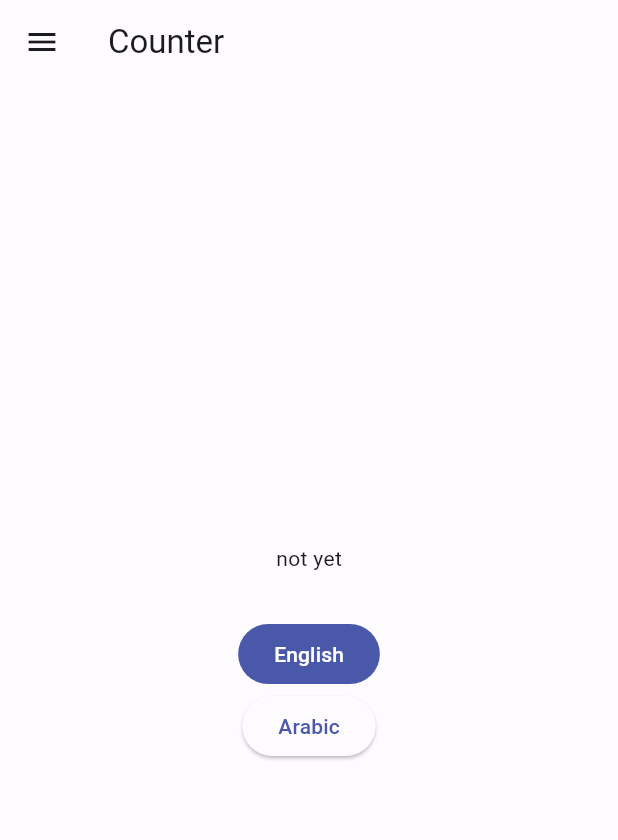
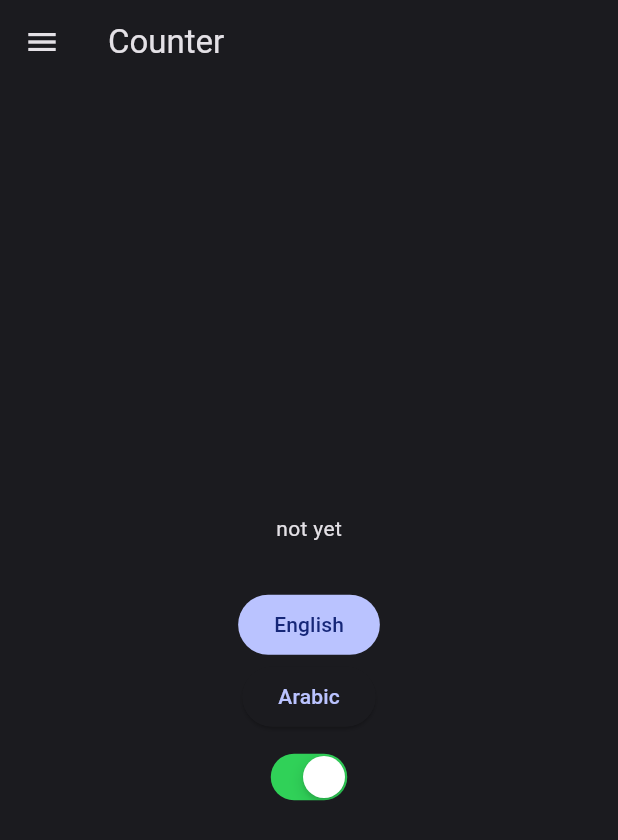
Before and after one commit to JuribaDev/cerati, a Flutter app: the screen it shows after launch, after a tap on "English", on a phone screen of 412 x 824 dp. Shown: the top 840 px of the screen. Run offline on Flutter 3.47's test engine with Material 2 defaults, Android fonts, the light colour scheme and no system bars; our stand-ins replace bloc, dio, equatable, flutter_bloc, flutter_secure_storage, freezed_annotation and 2 more; missing offline and left inert: dio_smart_retry, encrypt; generated files the repository leaves out were written again.

Commit message:
add some bugs

```diff
--- a/lib/app/view/app.dart
+++ b/lib/app/view/app.dart
@@ -16,6 +16,8 @@ class App extends StatelessWidget {
           theme: ThemeData(useMaterial3: true, colorScheme: lightColorScheme),
           darkTheme: ThemeData(useMaterial3: true, colorScheme: darkColorScheme),
           localizationsDelegates: AppLocalizations.localizationsDelegates,
+          locale: state.locale,
+          themeMode: state.isDark ? ThemeMode.dark : ThemeMode.light,
           supportedLocales: const [Locale('ar'), Locale('en')],
           home: const LoginScreen(),
         );
--- a/lib/common/blocs/user_setting_bloc/user_setting_bloc.dart
+++ b/lib/common/blocs/user_setting_bloc/user_setting_bloc.dart
@@ -1,31 +1,35 @@
 import 'package:bloc/bloc.dart';
 import 'package:cerati/common/blocs/user_setting_bloc/user_setting.dart';
-import 'package:cerati/common/services/language_manager/language_manager.dart';
-import 'package:flutter/material.dart';
+import 'package:cerati/common/extensions/cast_string_to_bool.dart';
+import 'package:cerati/common/services/user_setting_manager/user_setting_manager.dart';
 
 class UserSettingBloc extends Bloc<UserSettingEvent, UserSettingState> {
-  UserSettingBloc(this._userSettingManager)
-      : super(UserSettingInitialState(locale: const Locale('ar'), isDark: false)) {
-    on<AppStartedEvent>(_onAppStartedEvent);
-    on<LanguageChangedEvent>(_onLanguageChangedEvent);
-    on<ThemeModeChangedEvent>(_onThemeModeChangedEvent);
+  UserSettingBloc(this._userSettingManager) : super(UserSettingState.loading()) {
+    on<LanguageChangedEvent>(_onLanguageChanged);
+    on<AppStarted>(_onAppStarted);
+    on<ThemeModeChangedEvent>(_onThemeModeChanged);
+  }
+
+  Future<void> _onAppStarted(AppStarted event, Emitter<UserSettingState> emit) async {
+    final locale = await _userSettingManager.getLocal();
+    final isDark = await _userSettingManager.getThemeMode();
+    await _userSettingManager.setThemeMode(isDark: isDark.toBoolean());
+    await _userSettingManager.setLocale(locale: locale);
+    emit(UserSettingState.loaded(locale: locale, isDark: isDark.toBoolean()));
   }
 
   final UserSettingManager _userSettingManager;
 
-  Future<void> _onAppStartedEvent(AppStartedEvent event, Emitter<UserSettingState> emit) async {
-    final locale = await _userSettingManager.getLocal();
+  Future<void> _onLanguageChanged(LanguageChangedEvent event, Emitter<UserSettingState> emit) async {
+    await _userSettingManager.setLocale(locale: event.locale);
     final isDark = await _userSettingManager.getThemeMode();
-    emit(UserSettingInitialState(locale: locale, isDark: isDark));
+    emit(UserSettingState.loaded(locale: event.locale, isDark: isDark.toBoolean()));
   }
 
-  Future<void> _onLanguageChangedEvent(LanguageChangedEvent event, Emitter<UserSettingState> emit) async {
-    await _userSettingManager.setLocale(locale: event.locale);
-    emit(LocaleLoadedState(locale: event.locale));
-  }
+  Future<void> _onThemeModeChanged(ThemeModeChangedEvent event, Emitter<UserSettingState> emit) async {
+    await _userSettingManager.setThemeMode(isDark: event.isDark);
+    final locale = await _userSettingManager.getLocal();
 
-  Future<void> _onThemeModeChangedEvent(ThemeModeChangedEvent event, Emitter<UserSettingState> emit) async {
-    await _userSettingManager.setThemeMode(isDark: event.isDark);
-    emit(ThemeModeLoadedState(isDark: event.isDark));
+    emit(UserSettingState.loaded(locale: locale, isDark: event.isDark));
   }
 }
--- a/lib/common/blocs/user_setting_bloc/user_setting_event.dart
+++ b/lib/common/blocs/user_setting_bloc/user_setting_event.dart
@@ -14,4 +14,4 @@ class ThemeModeChangedEvent extends UserSettingEvent {
   final bool isDark;
 }
 
-class AppStartedEvent extends UserSettingEvent {}
+class AppStarted extends UserSettingEvent {}
--- a/lib/common/blocs/user_setting_bloc/user_setting_state.dart
+++ b/lib/common/blocs/user_setting_bloc/user_setting_state.dart
@@ -1,26 +1,17 @@
 import 'package:equatable/equatable.dart';
 import 'package:flutter/material.dart';
 
-abstract class UserSettingState extends Equatable {
-  @override
-  List<Object?> get props => [];
-}
+class UserSettingState extends Equatable {
+  factory UserSettingState.loading() => const UserSettingState._(locale: Locale('ar'), isDark: false);
 
-class UserSettingInitialState extends UserSettingState {
-  UserSettingInitialState({required this.locale, required this.isDark});
+  factory UserSettingState.loaded({required Locale locale, required bool isDark}) =>
+      UserSettingState._(locale: locale, isDark: isDark);
+
+  const UserSettingState._({required this.locale, required this.isDark});
 
   final Locale locale;
   final bool isDark;
+
+  @override
+  List<Object?> get props => [locale, isDark];
 }
-
-class LocaleLoadedState extends UserSettingState {
-  LocaleLoadedState({required this.locale});
-
-  final Locale locale;
-}
-
-class ThemeModeLoadedState extends UserSettingState {
-  ThemeModeLoadedState({required this.isDark});
-
-  final bool isDark;
-}
--- /dev/null
+++ b/lib/common/extensions/cast_string_to_bool.dart
@@ -0,0 +1,11 @@
+extension CastStringToBool on String {
+  bool toBoolean() {
+    if (this.toLowerCase() == 'true' || this.toLowerCase() == '1') {
+      return true;
+    } else {
+      return (this.toLowerCase() == 'false' || this.toLowerCase() == '0')
+          ? false
+          : throw UnsupportedError('Unsupported String');
+    }
+  }
+}
--- a/lib/common/services/language_manager/language_manager.dart
+++ b/lib/common/services/user_setting_manager/user_setting_manager.dart
@@ -9,7 +9,7 @@ abstract class UserSettingManagerInterface {
 
   Future<void> setThemeMode({required bool isDark});
 
-  Future<bool> getThemeMode();
+  Future<String> getThemeMode();
 }
 
 class UserSettingManager implements UserSettingManagerInterface {
@@ -30,25 +30,15 @@ class UserSettingManager implements UserSettingManagerInterface {
   }
 
   @override
-  Future<bool> getThemeMode() async {
+  Future<String> getThemeMode() async {
     final hasData = _localStorage.hasData(key: StorageConstants.themeModeKey);
-    final isDark = hasData ? await _localStorage.read<String>(key: StorageConstants.themeModeKey) : false;
+    final isDark = hasData ? await _localStorage.read<String>(key: StorageConstants.themeModeKey) : 'false';
 
-    return isDark.toString().toBoolean();
+    return isDark;
   }
 
   @override
   Future<void> setThemeMode({required bool isDark}) async {
-    await _localStorage.write(key: StorageConstants.themeModeKey, data: !isDark);
+    await _localStorage.write(key: StorageConstants.themeModeKey, data: (!isDark).toString());
   }
 }
-
-extension CastStringToBool on String {
-  bool toBoolean() {
-    if (toLowerCase() == 'true' || toLowerCase() == '1') {
-      return true;
-    } else {
-      return (toLowerCase() == 'false' || toLowerCase() == '0') ? false : throw UnsupportedError('Unsupported String');
-    }
-  }
-}
--- a/lib/features/login/screen/login_screen.dart
+++ b/lib/features/login/screen/login_screen.dart
@@ -1,5 +1,6 @@
 import 'package:cerati/common/blocs/user_setting_bloc/user_setting.dart';
 import 'package:cerati/l10n/l10n.dart';
+import 'package:flutter/cupertino.dart';
 import 'package:flutter/material.dart';
 import 'package:flutter_bloc/flutter_bloc.dart';
 
@@ -62,6 +63,12 @@ class _LoginScreenState extends State<LoginScreen> {
             const SizedBox(
               height: 10,
             ),
+            BlocBuilder<UserSettingBloc, UserSettingState>(builder: (context, state) {
+              return CupertinoSwitch(
+                  value: state.isDark,
+                  onChanged: (val) =>
+                      BlocProvider.of<UserSettingBloc>(context).add(ThemeModeChangedEvent(isDark: val)));
+            }),
             // BlocBuilder<UserSettingBloc, ThemeModeLoadedState>(
             //   builder: (context, state) {
             //     return CupertinoSwitch(
--- a/lib/main.dart
+++ b/lib/main.dart
@@ -1,7 +1,7 @@
 import 'package:cerati/app/app.dart';
 import 'package:cerati/bootstrap.dart';
 import 'package:cerati/common/blocs/user_setting_bloc/user_setting.dart';
-import 'package:cerati/common/services/language_manager/language_manager.dart';
+import 'package:cerati/common/services/user_setting_manager/user_setting_manager.dart';
 import 'package:cerati/repositories_injection.dart';
 import 'package:flutter/cupertino.dart';
 import 'package:flutter_bloc/flutter_bloc.dart';
@@ -19,9 +19,10 @@ Future<void> main() async {
             create: (context) {
               final bloc = UserSettingBloc(context.read<UserSettingManager>());
               // ignore: cascade_invocations
-              bloc.add(AppStartedEvent());
+              bloc.add(AppStarted());
               return bloc;
             },
+            lazy: false,
           ),
         ],
         child: const App(),
--- a/lib/repositories_injection.dart
+++ b/lib/repositories_injection.dart
@@ -1,8 +1,8 @@
 import 'package:cerati/common/services/datasource/api_client/api_client.dart';
 import 'package:cerati/common/services/datasource/local_storage/local_storage.dart';
 import 'package:cerati/common/services/datasource/local_storage/secure_local_storage.dart';
-import 'package:cerati/common/services/language_manager/language_manager.dart';
 import 'package:cerati/common/services/network_manager/network_manager.dart';
+import 'package:cerati/common/services/user_setting_manager/user_setting_manager.dart';
 import 'package:cerati/features/login/repository/login_repository.dart';
 import 'package:dio/dio.dart';
 import 'package:flutter/material.dart';
```
Also changed, not shown: 2 other files.
